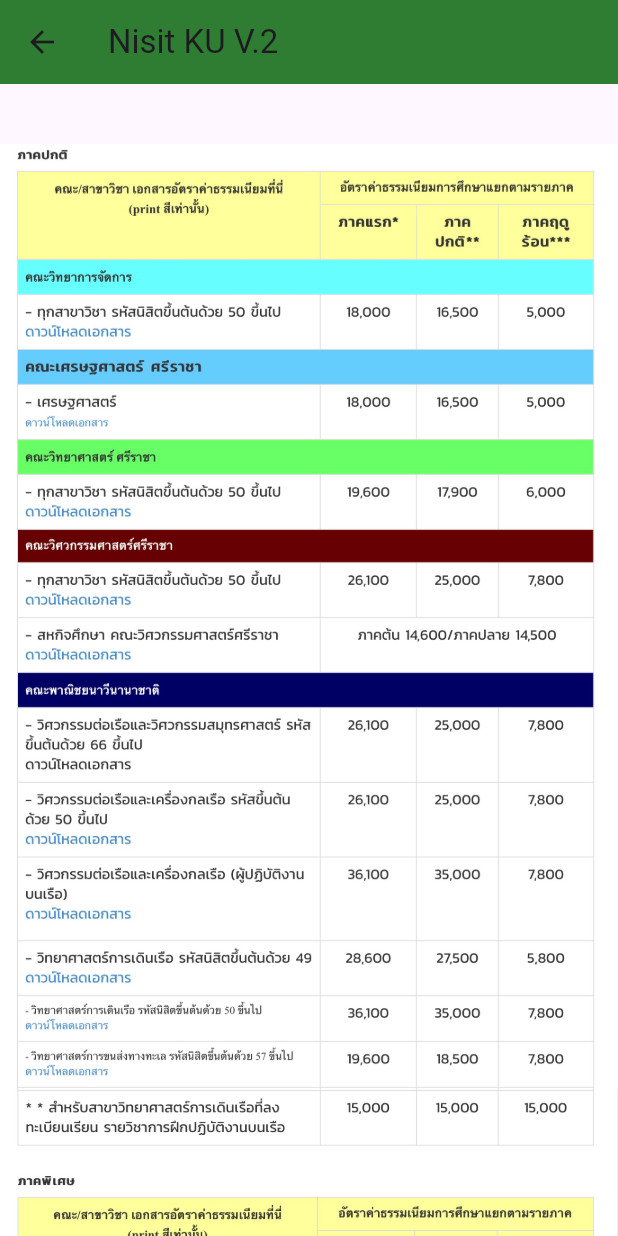
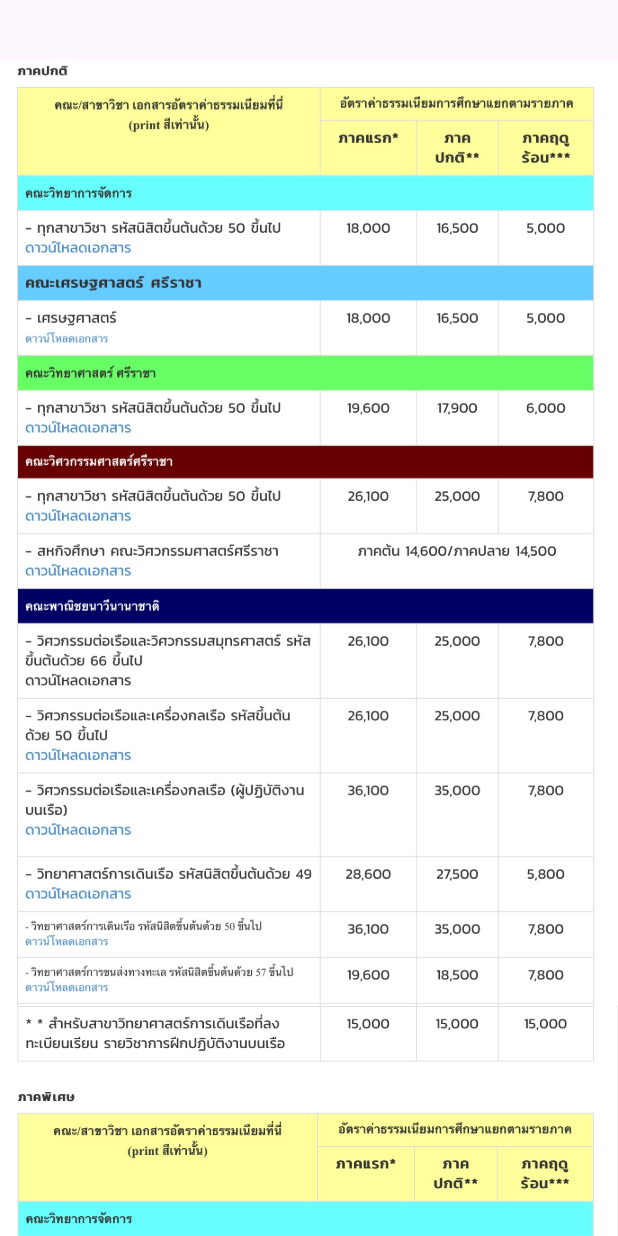
Before and after one commit to Nxwbtk/KU-SRC-MobileDev-Project, a Flutter app: the PayTuitionFirst screen opened directly, after a tap on the "insert drive file" icon, on a phone screen of 412 x 824 dp. Run offline on Flutter 3.47's test engine with Material 3 defaults, Android fonts, the phone set to English and light mode, and no system bars; our stand-ins replace cloud_firestore, firebase_auth, firebase_core, flutter_carousel_widget, table_calendar; missing offline and left inert: awesome_select; accounts and stored records are empty; network calls fail.

Commit message:
แก้กลับ

```diff
--- a/ku_app/lib/student/PayTuition/information.dart
+++ b/ku_app/lib/student/PayTuition/information.dart
@@ -12,19 +12,6 @@ class _InformationPageState extends State<InformationPage> {
   @override
   Widget build(BuildContext context) {
     return Scaffold(
-      appBar: AppBar(
-        title: const Text('Nisit KU V.2'),
-        backgroundColor: Colors.green[800],
-        leading: IconButton(
-          icon: Icon(Icons.arrow_back),
-          onPressed: () {
-            Navigator.push(
-              context,
-              MaterialPageRoute(builder: (context) => const PayTuitionSecond()),
-            );
-          },
-        ),
-      ),
       body: SingleChildScrollView(
         child: Column(
           children: [
--- a/ku_app/lib/student/PayTuition/pay_tuition_first.dart
+++ b/ku_app/lib/student/PayTuition/pay_tuition_first.dart
@@ -15,19 +15,6 @@ class _PayTuitionFirstState extends State<PayTuitionFirst> {
   @override
   Widget build(BuildContext context) {
     return Scaffold(
-      appBar: AppBar(
-        title: const Text('Nisit KU V.2'),
-        backgroundColor: Colors.green[800],
-        leading: IconButton(
-          icon: Icon(Icons.arrow_back),
-          onPressed: () {
-            Navigator.push(
-              context,
-              MaterialPageRoute(builder: (context) => const PayTuitionSecond()),
-            );
-          },
-        ),
-      ),
       body: SingleChildScrollView(
         child: Column(
           children: [
```
Also changed, not shown: ku_app/lib/student/PayTuition/bank_first_semester.dart (+0 -14 lines), ku_app/lib/student/PayTuition/bank_second_semester.dart (+0 -14 lines), ku_app/lib/student/PayTuition/pay_tuition_second.dart (+0 -14 lines), ku_app/lib/student/PayTuition/qr_first_semester.dart (+0 -15 lines), ku_app/lib/student/PayTuition/qr_second_semester.dart (+0 -15 lines).
